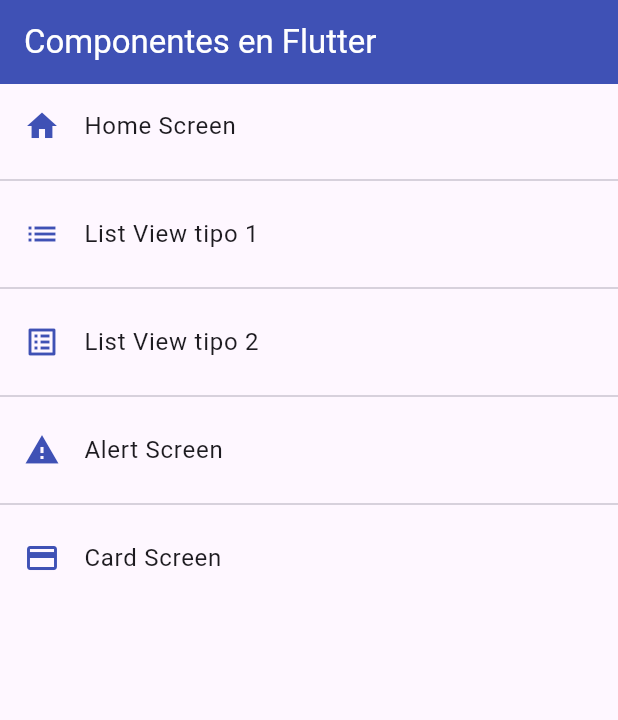
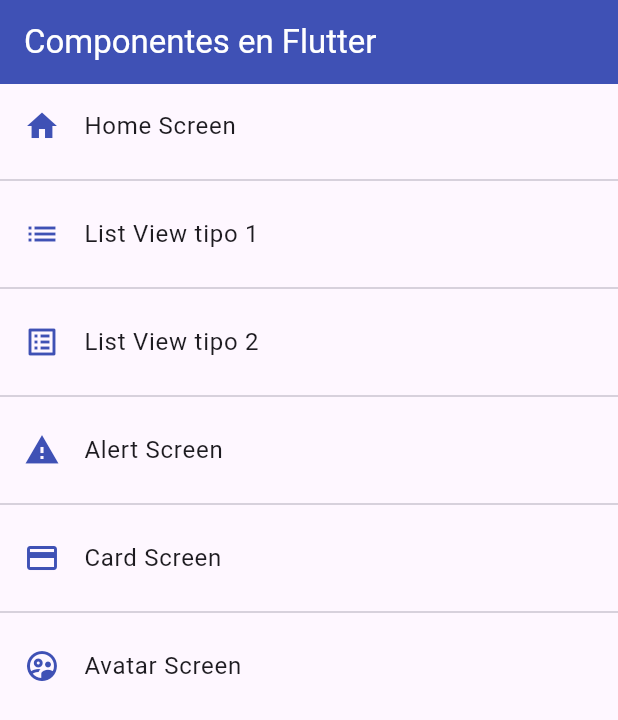
Before and after one commit to octavio-corzo/flutter-components-app, a Flutter app: the screen it shows after launch, on a phone screen of 412 x 824 dp. Shown: the top 720 px of the screen. Run offline on Flutter 3.47's test engine with Material 3 defaults, Android fonts, the phone set to English and light mode, and no system bars.

Commit message:
Circle Avatar widget

```diff
--- a/lib/router/app_routes.dart
+++ b/lib/router/app_routes.dart
@@ -7,7 +7,7 @@
   static const initialRoute = 'home';
 
   static final menuOptions = <MenuOption>[
-    //TODO: borrar home
+    // TODO: borrar home
     MenuOption(
       route: 'home',
       name: 'Home Screen',
@@ -38,6 +38,12 @@
       screen: const CardScreen(),
       icon: Icons.credit_card,
     ),
+    MenuOption(
+      route: 'avatar',
+      name: 'Avatar Screen',
+      screen: const AvatarScreen(),
+      icon: Icons.supervised_user_circle_outlined,
+    ),
   ];
 
   static Map<String, Widget Function(BuildContext)> getAppRoutes() {
@@ -50,14 +56,6 @@
     return appRoutes;
   }
 
-  // static Map<String, Widget Function(BuildContext)> routes = {
-  //   'home': (BuildContext context) => const HomeScreen(),
-  //   'listView1': (BuildContext context) => const ListView1Screen(),
-  //   'listView2': (BuildContext context) => const ListView2Screen(),
-  //   'alert': (BuildContext context) => const AlertScreen(),
-  //   'card': (BuildContext context) => const CardScreen(),
-  // };
-
   static Route<dynamic> onGenerateRoute(RouteSettings settings) {
     return MaterialPageRoute(
       builder: (context) => const ListView1Screen(),
--- a/lib/screens/screens.dart
+++ b/lib/screens/screens.dart
@@ -1,3 +1,4 @@
+export 'package:fl_components/screens/avatar_screen.dart';
 export 'package:fl_components/screens/home_screen.dart';
 export 'package:fl_components/screens/listview1_screen.dart';
 export 'package:fl_components/screens/listview2_screen.dart';
```
Also changed, not shown: lib/screens/avatar_screen.dart (added, +33 -0 lines).
